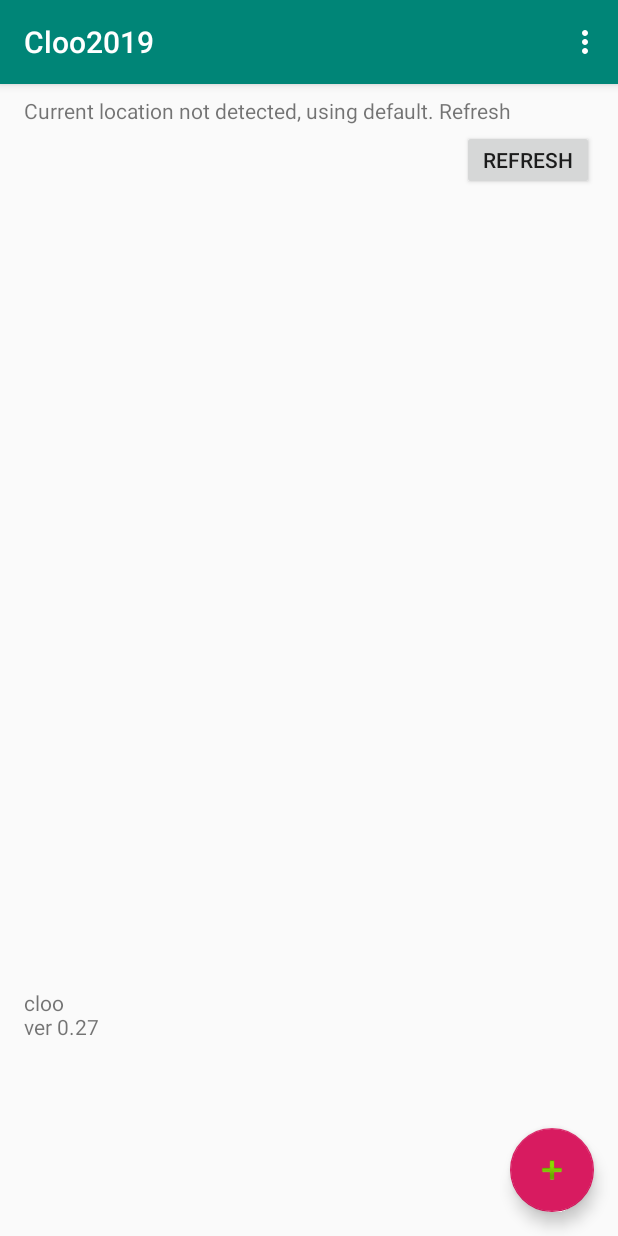
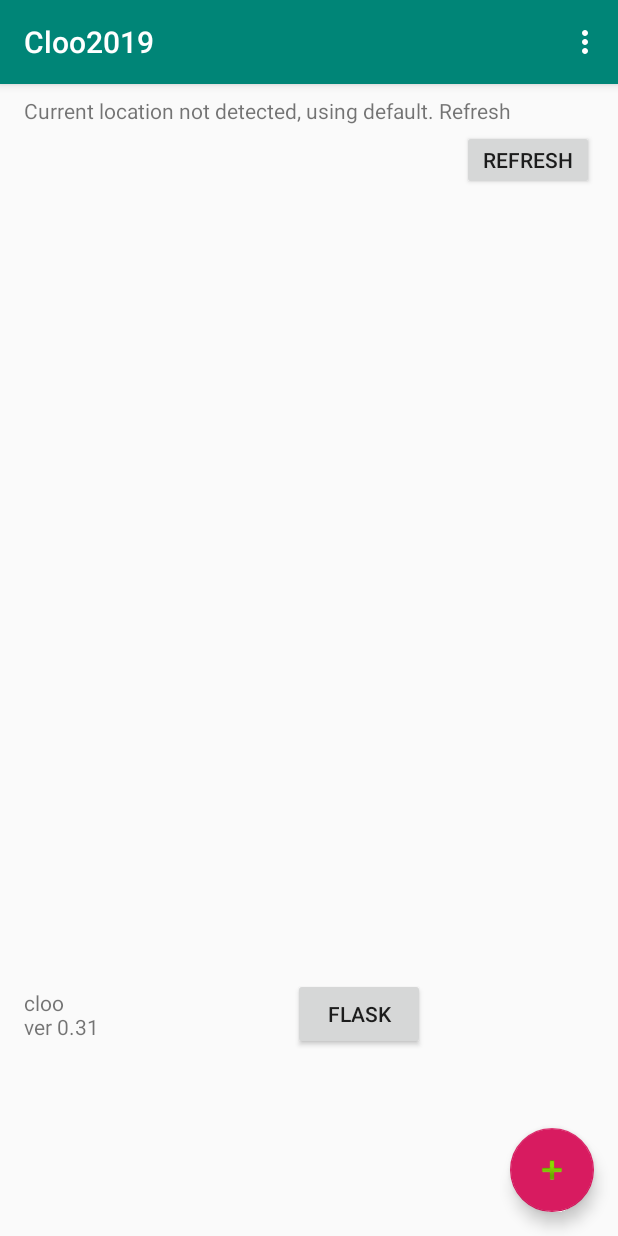
Before and after one commit to TSD2018/Cloo, an Android app: the screen it shows after launch (MainActivityLocateLoo), on a phone screen of 412 x 824 dp. Run offline under Robolectric (Android 15) with nearby library versions, the phone set to English and light mode, and no system bars; our stand-ins replace Firebase (no records; nobody signed in at launch, a user with empty details on screens opened directly).

```diff
--- a/Cloo2019/app/src/main/java/com/example/cloo2019/MainActivityLocateLoo.kt
+++ b/Cloo2019/app/src/main/java/com/example/cloo2019/MainActivityLocateLoo.kt
@@ -71,6 +71,11 @@ class MainActivityLocateLoo : AppCompatActivity() {
                 startActivity(i)
         }
 
+        val bFlask = findViewById<Button>(R.id.buttonFask)
+        bFlask.setOnClickListener{
+            val f = Intent(this, LandingActivity::class.java)
+            startActivity(f)
+        }
     }
 
     @SuppressLint("MissingPermission", "SetTextI18n")
--- a/Cloo2019/app/src/main/res/layout/content_main_activity__locate_loo.xml
+++ b/Cloo2019/app/src/main/res/layout/content_main_activity__locate_loo.xml
@@ -50,4 +50,14 @@
             android:layout_marginLeft="16dp" android:layout_marginStart="16dp" android:layout_marginTop="8dp"
             app:layout_constraintTop_toBottomOf="@+id/listview_loo_locations"
             android:text="@string/string_app_version"/>
+    <Button
+            android:text="Flask"
+            android:layout_width="wrap_content"
+            android:layout_height="wrap_content"
+            android:id="@+id/buttonFask" android:layout_marginTop="8dp"
+            app:layout_constraintTop_toBottomOf="@+id/listview_loo_locations"
+            app:layout_constraintStart_toEndOf="@+id/textViewVersion" android:layout_marginLeft="8dp"
+            android:layout_marginStart="8dp" app:layout_constraintEnd_toEndOf="parent" android:layout_marginEnd="8dp"
+            android:layout_marginRight="8dp" android:layout_marginBottom="8dp"
+            app:layout_constraintBottom_toBottomOf="parent"/>
 </android.support.constraint.ConstraintLayout>
--- a/Cloo2019/app/src/main/res/values/strings.xml
+++ b/Cloo2019/app/src/main/res/values/strings.xml
@@ -1,6 +1,6 @@
 <resources>
     <string name="app_name">Cloo2019</string>
-    <string name="string_app_version">cloo\nver 0.27</string>
+    <string name="string_app_version">cloo\nver 0.31</string>
     <string name="action_settings">Settings</string>
     <string name="title_activity_maps__directions">Map</string>
     <string name="title_activity_my_profile">My Profile</string>
@@ -117,7 +117,7 @@
     <string name="strings_mtrs_away">mtr(s) away</string>
     <string name="strings_na_spaces">N A</string>
     <string name="strings_rating">Rating</string>
-    <string name="strings_cleaned_on">Cleaned on: </string>
+    <string name="strings_cleaned_on">Cleaned on:</string>
     <string name="strings_toilet_for">Toilet for:</string>
     <string name="array_toilet_gender_gents_only">Gents only</string>
     <string name="array_toilet_gender_ladies_only">Ladies only</string>
@@ -132,5 +132,6 @@
     <string name="error_toilet_gender_unknown">Ladies and Gents category not known</string>
     <string name="error_toilet_style_unknown">Toilet style unknown</string>
     <string name="strings_toilet_style">Toilet Style:</string>
-    <string name="error_no_location">Current location not detected, using default.  Refresh</string>
+    <string name="error_no_location">Current location not detected, using default. Refresh</string>
+    <string name="title_activity_landing">LandingActivity</string>
 </resources>
```
Also changed, not shown: Cloo2019/app/src/main/AndroidManifest.xml (+7 -4 lines), Cloo2019/app/src/main/java/com/example/cloo2019/LandingActivity.kt (added, +73 -0 lines), Cloo2019/app/src/main/java/com/example/cloo2019/ParseToiletMaster.kt (added, +36 -0 lines), Cloo2019/app/src/main/res/layout/activity_landing.xml (added, +34 -0 lines), Cloo2019/app/src/main/res/layout/content_landing.xml (added, +12 -0 lines).
